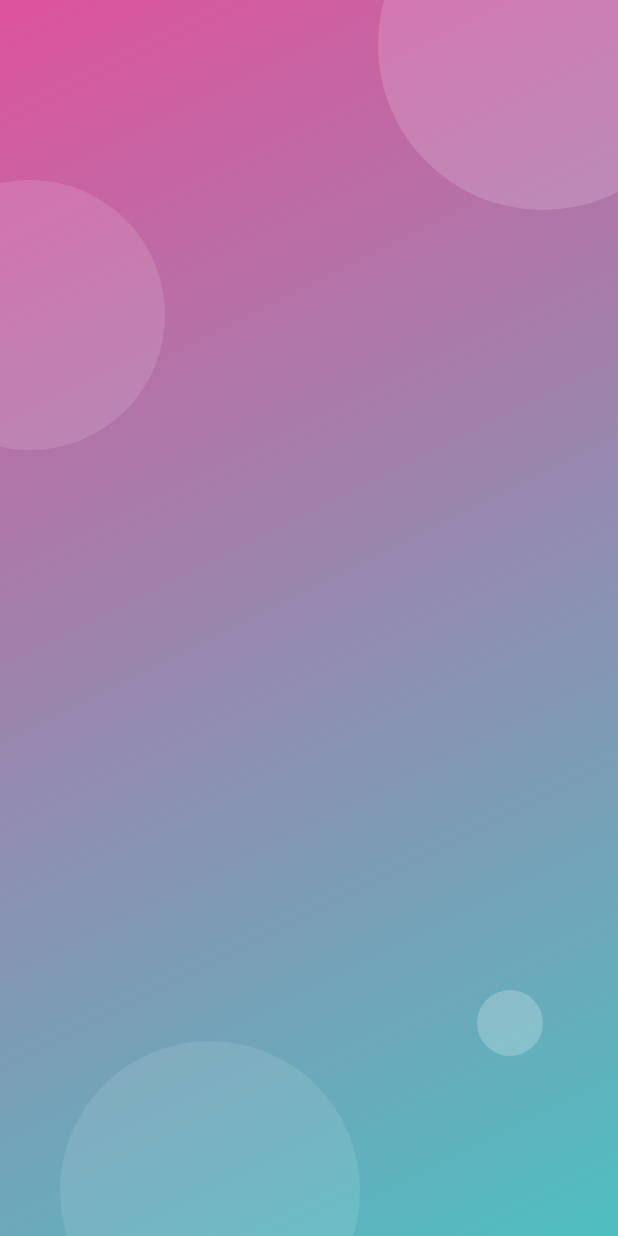
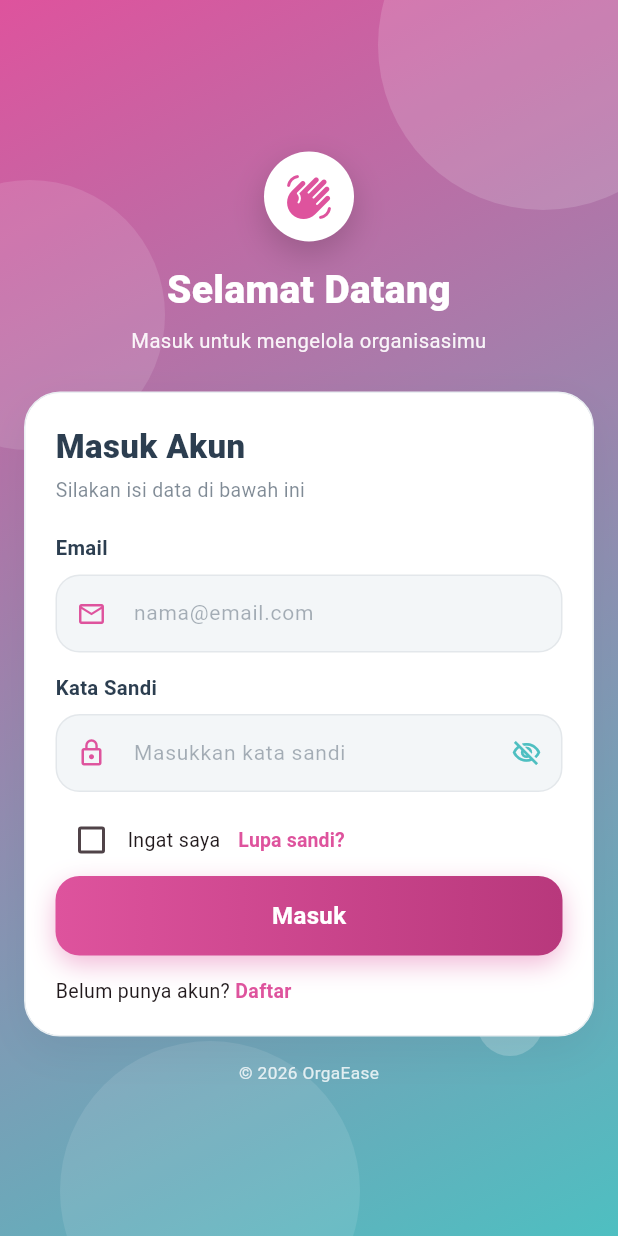
Before and after one commit to DionmaSinaga/OrgaEase, a Flutter app: the screen it shows after launch, on a phone screen of 412 x 824 dp. Run offline on Flutter 3.47's test engine with Material 3 defaults, Android fonts, the phone set to English and light mode, and no system bars; missing offline and left inert: postgres.

Commit message:
Memperbaiki tampilan agar responsive

```diff
--- a/orga_ease/lib/pages/login_page.dart
+++ b/orga_ease/lib/pages/login_page.dart
@@ -93,23 +93,36 @@ class _LoginPageState extends State<LoginPage> {
                 return null;
               }),
             const SizedBox(height: 8),
-            Row(children: [
-              Checkbox(value: _rem, activeColor: AppColors.primaryTeal,
-                onChanged: (v) => setState(() => _rem = v ?? false)),
-              const Text('Ingat saya', style: TextStyle(fontSize: 13)),
-              const Spacer(),
-              TextButton(onPressed: () {}, child: const Text('Lupa sandi?',
+            Wrap(
+              alignment: WrapAlignment.spaceBetween,
+              crossAxisAlignment: WrapCrossAlignment.center,
+              children: [
+                Row(mainAxisSize: MainAxisSize.min, children: [
+                  Checkbox(value: _rem,
+                    activeColor: AppColors.primaryTeal,
+                    onChanged: (v) =>
+                      setState(() => _rem = v ?? false)),
+                  const Text('Ingat saya',
+                    style: TextStyle(fontSize: 13)),
+                ]),
+                TextButton(onPressed: () {},
+                  child: const Text('Lupa sandi?',
                     style: TextStyle(color: AppColors.primaryPink,
                       fontWeight: FontWeight.w600, fontSize: 13))),
               ]),
             GradientButton(text: 'Masuk', isLoading: _load, onPressed: _login),
             const SizedBox(height: 14),
-            Row(mainAxisAlignment: MainAxisAlignment.center, children: [
-              const Text('Belum punya akun? ', style: TextStyle(fontSize: 13)),
+            // Wrap agar tidak overflow / newline aneh saat jendela sempit.
+            Wrap(alignment: WrapAlignment.center,
+              crossAxisAlignment: WrapCrossAlignment.center,
+              children: [
+                const Text('Belum punya akun? ',
+                  style: TextStyle(fontSize: 13)),
                 GestureDetector(
                   onTap: () => Navigator.push(context, MaterialPageRoute(
                     builder: (_) => const RegisterPage())),
-                child: const Text('Daftar', style: TextStyle(fontSize: 13,
+                  child: const Text('Daftar',
+                    style: TextStyle(fontSize: 13,
                       fontWeight: FontWeight.w700,
                       color: AppColors.primaryPink))),
               ]),
--- a/orga_ease/lib/pages/register_page.dart
+++ b/orga_ease/lib/pages/register_page.dart
@@ -116,12 +116,16 @@ class _RegisterPageState extends State<RegisterPage> {
               gradientColors: const [
                 AppColors.primaryTeal, AppColors.tealHover]),
             const SizedBox(height: 12),
-            Row(mainAxisAlignment: MainAxisAlignment.center, children: [
+            // Wrap agar tidak overflow saat jendela disempitkan.
+            Wrap(alignment: WrapAlignment.center,
+              crossAxisAlignment: WrapCrossAlignment.center,
+              children: [
                 const Text('Sudah punya akun? ',
                   style: TextStyle(fontSize: 13)),
                 GestureDetector(
                   onTap: () => Navigator.pop(context),
-                child: const Text('Masuk', style: TextStyle(fontSize: 13,
+                  child: const Text('Masuk',
+                    style: TextStyle(fontSize: 13,
                       fontWeight: FontWeight.w700,
                       color: AppColors.primaryPink))),
               ]),
--- a/orga_ease/lib/widgets/auth_components.dart
+++ b/orga_ease/lib/widgets/auth_components.dart
@@ -55,9 +55,14 @@ class AuthCard extends StatelessWidget {
 
   @override
   Widget build(BuildContext context) {
+    return LayoutBuilder(
+      builder: (context, constraints) {
+        final double w = constraints.maxWidth;
+        // Padding card mengecil di layar sempit agar isi tidak terjepit.
+        final double pad = w < 340 ? 16 : (w < 420 ? 20 : 24);
         return Container(
           width: double.infinity,
-      padding: const EdgeInsets.all(24),
+          padding: EdgeInsets.all(pad),
           decoration: BoxDecoration(
             color: Colors.white,
             borderRadius: BorderRadius.circular(24),
@@ -70,5 +75,7 @@ class AuthCard extends StatelessWidget {
           ),
           child: child,
         );
+      },
+    );
   }
 }
--- a/orga_ease/lib/widgets/auth_layout.dart
+++ b/orga_ease/lib/widgets/auth_layout.dart
@@ -2,8 +2,8 @@ import 'package:flutter/material.dart';
 import 'package:orga_ease/app_color.dart';
 import 'package:orga_ease/widgets/auth_components.dart';
 
-// Layout web-standard: background full + card 400-420px di tengah.
-class AuthLayout extends StatelessWidget {
+// Scrollbar dipin ke tepi kanan layar (full-width scroll).
+class AuthLayout extends StatefulWidget {
   final String title;
   final String subtitle;
   final IconData icon;
@@ -16,6 +16,25 @@ class AuthLayout extends StatelessWidget {
     required this.icon,
     required this.form,
   });
+
+  @override
+  State<AuthLayout> createState() => _AuthLayoutState();
+}
+
+class _AuthLayoutState extends State<AuthLayout> {
+  late final ScrollController _scrollCtrl;
+
+  @override
+  void initState() {
+    super.initState();
+    _scrollCtrl = ScrollController();
+  }
+
+  @override
+  void dispose() {
+    _scrollCtrl.dispose();
+    super.dispose();
+  }
 
   @override
   Widget build(BuildContext context) {
@@ -41,13 +60,48 @@ class AuthLayout extends StatelessWidget {
             Positioned(bottom: 120, right: 50,
               child: _dot(44, 0.22)),
             SafeArea(
+              child: LayoutBuilder(
+                builder: (context, constraints) {
+                  final double w = constraints.maxWidth;
+                  // Padding adaptif: menyusut saat jendela disempitkan.
+                  // Rumus: sisakan minimal 12-16px di tiap sisi pada layar sempit,
+                  // 24-32px pada layar lebar. TIDAK lagi fixed 580px.
+                  final double hPad;
+                  if (w < 360) {
+                    hPad = 12;
+                  } else if (w < 480) {
+                    hPad = 16;
+                  } else if (w < 800) {
+                    hPad = 24;
+                  } else {
+                    hPad = 32;
+                  }
+                  final double titleSize = w < 360 ? 22 : 26;
+
+                  // Scroll selebar layar -> scrollbar di tepi kanan.
+                  // Padding horizontal pindah ke dalam (Padding),
+                  // bukan di scrollview.
+                  return Scrollbar(
+                    controller: _scrollCtrl,
+                    thumbVisibility: true,
+                    thickness: 8,
+                    radius: const Radius.circular(8),
+                    child: SingleChildScrollView(
+                      controller: _scrollCtrl,
+                      padding:
+                        const EdgeInsets.symmetric(vertical: 24),
+                      child: ConstrainedBox(
+                        constraints: BoxConstraints(
+                          minHeight: constraints.maxHeight - 48,
+                          minWidth: constraints.maxWidth,
+                        ),
                         child: Center(
-                child: SingleChildScrollView(
-                  padding: const EdgeInsets.symmetric(
-                    horizontal: 580, vertical: 32),
+                          child: Padding(
+                            padding: EdgeInsets.symmetric(
+                              horizontal: hPad),
                             child: ConstrainedBox(
-                    constraints:
-                      const BoxConstraints(maxWidth: 420),
+                              constraints: const BoxConstraints(
+                                maxWidth: 420),
                               child: Column(
                                 mainAxisSize: MainAxisSize.min,
                                 children: [
@@ -65,25 +119,25 @@ class AuthLayout extends StatelessWidget {
                                         ),
                                       ],
                                     ),
-                          child: Icon(icon, size: 32,
+                                    child: Icon(widget.icon, size: 32,
                                       color: AppColors.primaryPink),
                                   ),
                                   const SizedBox(height: 14),
-                        Text(title,
+                                  Text(widget.title,
                                     textAlign: TextAlign.center,
-                          style: const TextStyle(
-                            fontSize: 26,
+                                    style: TextStyle(
+                                      fontSize: titleSize,
                                       fontWeight: FontWeight.w800,
                                       color: Colors.white)),
                                   const SizedBox(height: 6),
-                        Text(subtitle,
+                                  Text(widget.subtitle,
                                     textAlign: TextAlign.center,
                                     style: TextStyle(
                                       fontSize: 13.5,
                                       color: Colors.white
                                         .withValues(alpha: 0.92))),
                                   const SizedBox(height: 24),
-                        AuthCard(child: form),
+                                  AuthCard(child: widget.form),
                                   const SizedBox(height: 16),
                                   Text('© 2026 OrgaEase',
                                     style: TextStyle(
@@ -94,6 +148,11 @@ class AuthLayout extends StatelessWidget {
                               ),
                             ),
                           ),
+                        ),
+                      ),
+                    ),
+                  );
+                },
               ),
             ),
           ],
```
Lines whose indentation alone changed are shown as unchanged.
